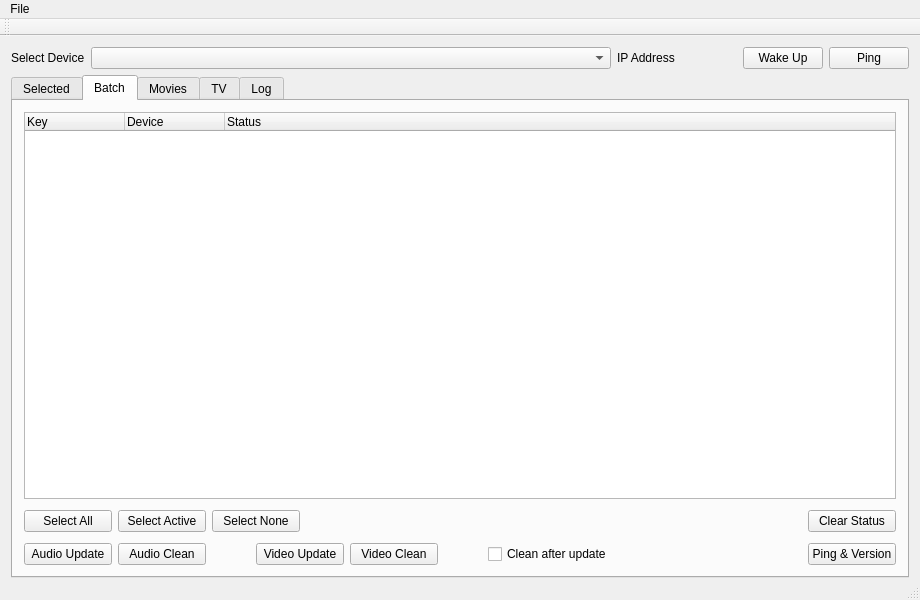
Old version of the form mainwindow.ui in the repository dwprice56/KodiJson.
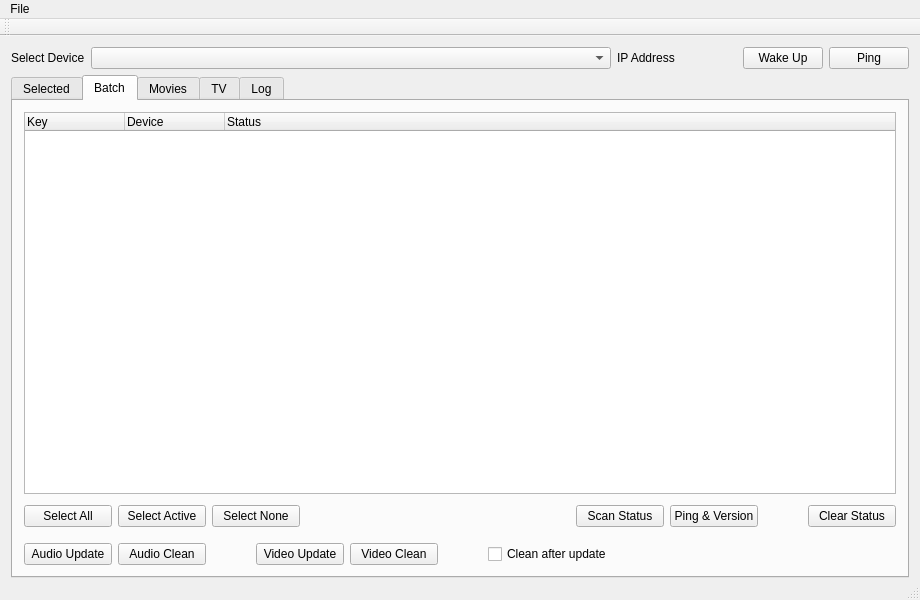
New version of the form. The open tabs and pages were chosen to show the change.

```diff
--- a/mainwindow.ui
+++ b/mainwindow.ui
@@ -495,7 +495,7 @@
             <number>0</number>
            </property>
            <property name="bottomMargin">
-            <number>0</number>
+            <number>5</number>
            </property>
            <item>
             <widget class="QPushButton" name="pushButton_Batch_SelectAll">
@@ -576,6 +576,54 @@
              </property>
             </spacer>
            </item>
+           <item>
+            <widget class="QPushButton" name="pushButton_Batch_ScanStatus">
+             <property name="minimumSize">
+              <size>
+               <width>88</width>
+               <height>0</height>
+              </size>
+             </property>
+             <property name="toolTip">
+              <string>Ping the selected devices; then get the kodi &amp; json versions.</string>
+             </property>
+             <property name="text">
+              <string>Scan Status</string>
+             </property>
+            </widget>
+           </item>
+           <item>
+            <widget class="QPushButton" name="pushButton_Batch_PingVersion">
+             <property name="minimumSize">
+              <size>
+               <width>88</width>
+               <height>0</height>
+              </size>
+             </property>
+             <property name="toolTip">
+              <string>Ping the selected devices; then get the kodi &amp; json versions.</string>
+             </property>
+             <property name="text">
+              <string>Ping &amp;&amp; Version</string>
+             </property>
+            </widget>
+           </item>
+           <item>
+            <spacer name="horizontalSpacer_14">
+             <property name="orientation">
+              <enum>Qt::Horizontal</enum>
+             </property>
+             <property name="sizeType">
+              <enum>QSizePolicy::Fixed</enum>
+             </property>
+             <property name="sizeHint" stdset="0">
+              <size>
+               <width>44</width>
+               <height>20</height>
+              </size>
+             </property>
+            </spacer>
+           </item>
            <item>
             <widget class="QPushButton" name="pushButton_Batch_ClearStatus">
              <property name="sizePolicy">
@@ -738,22 +786,6 @@
              </property>
             </spacer>
            </item>
-           <item>
-            <widget class="QPushButton" name="pushButton_Batch_PingVersion">
-             <property name="minimumSize">
-              <size>
-               <width>88</width>
-               <height>0</height>
-              </size>
-             </property>
-             <property name="toolTip">
-              <string>Ping the selected devices; then get the kodi &amp; json versions.</string>
-             </property>
-             <property name="text">
-              <string>Ping &amp;&amp; Version</string>
-             </property>
-            </widget>
-           </item>
           </layout>
          </widget>
         </item>
```
Left out of the diff: 2 changed lines with no effect on the pictures.
